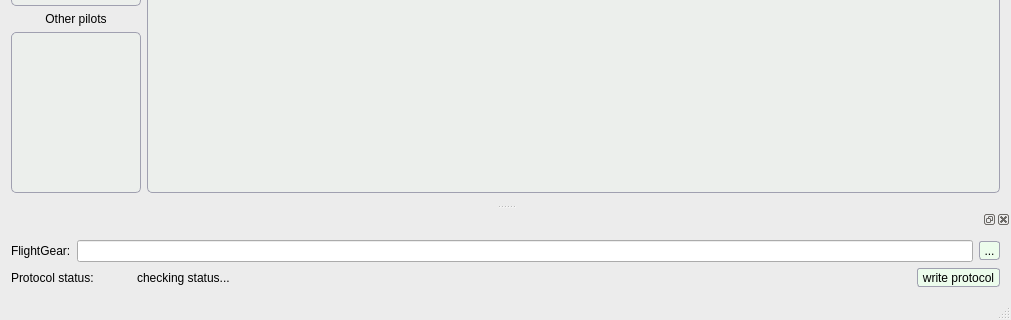
This is src/mainwindow.ui in approximator/FlightGear_Autopilot as Qt 5 draws it before an edit; both pictures show x 0 to 1011 and y 231 to 551 of the 1011 by 551 pixel window. The edited form follows.
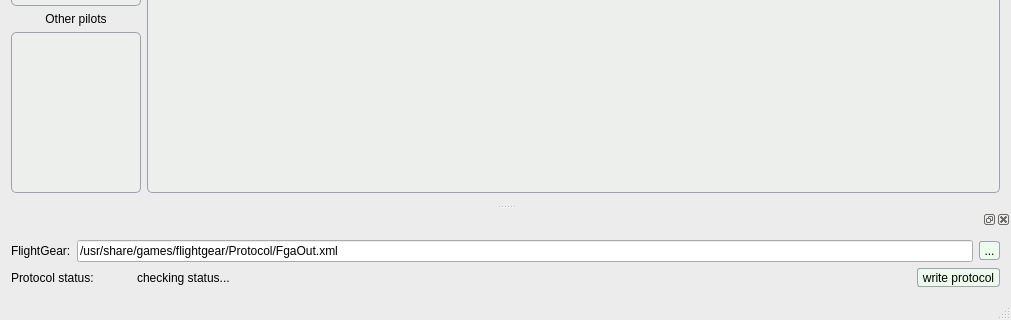
This is the edited form. Icons and pictures are not drawn.

Commit message: Write protocol.

The edit to the form file:
```diff
--- a/src/mainwindow.ui
+++ b/src/mainwindow.ui
@@ -245,7 +245,11 @@
         </widget>
        </item>
        <item>
-        <widget class="QLineEdit" name="lineEdit_fgPath"/>
+        <widget class="QLineEdit" name="lineEdit_fgPath">
+         <property name="text">
+          <string>/usr/share/games/flightgear/Protocol/FgaOut.xml</string>
+         </property>
+        </widget>
        </item>
        <item>
         <widget class="QToolButton" name="toolButton_selectFgPath">
```
Left out of the diff: 2 changed lines with no effect on the pictures. The commit also changes 3 other files.
